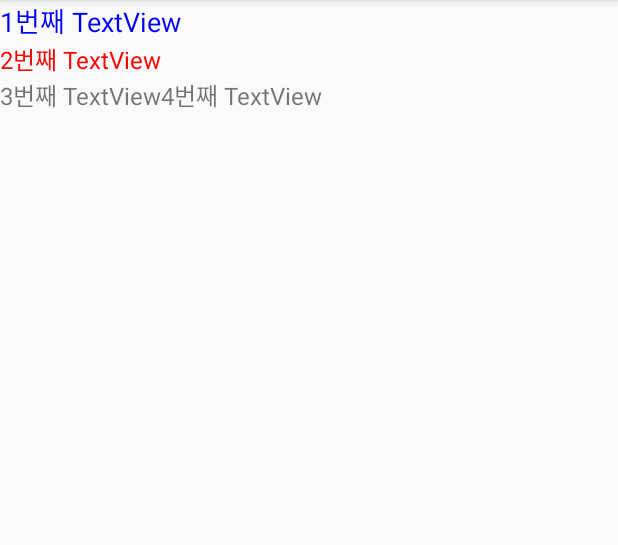
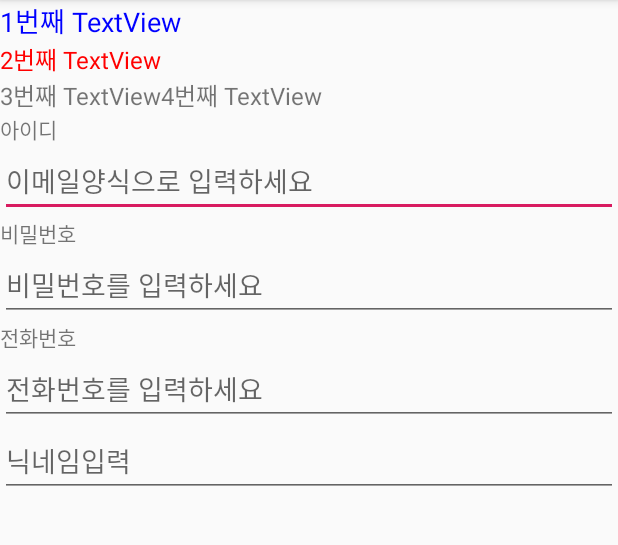
Before and after one commit to DdoniLaurent/20191029UIPractice, an Android app: the screen it shows after launch (MainActivity), on a phone screen of 412 x 824 dp, the part 84-629 px from its top. Run offline under Robolectric (Android 15) with nearby library versions, the phone set to English and light mode, and no system bars.

Commit message:
EditText 사용법 활용

```diff
--- a/app/src/main/res/layout/activity_main.xml
+++ b/app/src/main/res/layout/activity_main.xml
@@ -34,4 +34,47 @@
             android:text="4번째 TextView"
             android:textSize="16sp"/>
     </LinearLayout>
+
+    <TextView
+        android:layout_width="wrap_content"
+        android:layout_height="wrap_content"
+        android:text="아이디"/>
+    <EditText
+        android:inputType="textEmailAddress"
+        android:hint="이메일양식으로 입력하세요"
+        android:layout_width="match_parent"
+        android:layout_height="wrap_content"/>
+
+    <TextView
+        android:layout_width="wrap_content"
+        android:layout_height="wrap_content"
+        android:text="비밀번호"/>
+    <EditText
+        android:inputType="textPassword"
+        android:hint="비밀번호를 입력하세요"
+        android:layout_width="match_parent"
+        android:layout_height="wrap_content"/>
+
+    <TextView
+        android:layout_width="wrap_content"
+        android:layout_height="wrap_content"
+        android:text="전화번호"/>
+    <EditText
+        android:inputType="phone"
+        android:hint="전화번호를 입력하세요"
+        android:layout_width="match_parent"
+        android:layout_height="wrap_content"/>
+
+    <EditText
+        android:imeOptions="actionSearch"
+        android:singleLine="true"
+        android:hint="닉네임입력"
+        android:layout_width="match_parent"
+        android:layout_height="wrap_content"/>
+
+
+
+
+
+
 </LinearLayout>
```
